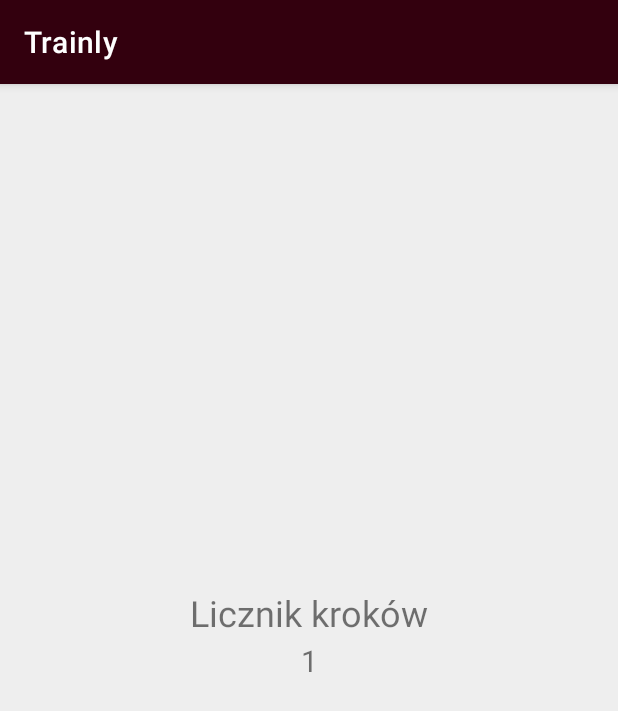
After one commit to Funiek/systemy-mobilne-projekt, an Android app: the StepCounterActivity screen opened directly, with no data from a screen before it, on a phone screen of 412 x 824 dp. The commit adds this screen. Shown: the top 711 px of the screen. Run offline under Robolectric (Android 15) with nearby library versions, the phone set to English and light mode, and no system bars.

Commit message:
dodanie licznika kroków

```diff
--- a/app/src/main/AndroidManifest.xml
+++ b/app/src/main/AndroidManifest.xml
@@ -1,8 +1,10 @@
 <?xml version="1.0" encoding="utf-8"?>
 <manifest xmlns:android="http://schemas.android.com/apk/res/android"
     package="com.example.trainingapp">
-    <uses-permission android:name="android.permission.INTERNET"/>
-    <uses-permission android:name="android.permission.CAMERA"/>
+
+    <uses-permission android:name="android.permission.INTERNET" />
+    <uses-permission android:name="android.permission.CAMERA" />
+
     <application
         android:allowBackup="true"
         android:icon="@mipmap/ic_launcher"
@@ -11,6 +13,9 @@
         android:supportsRtl="true"
         android:theme="@style/Theme.TrainingApp"
         android:usesCleartextTraffic="true">
+        <activity
+            android:name=".StepCounterActivity"
+            android:exported="false" />
         <activity
             android:name=".PullListActivity"
             android:exported="false" />
--- a/app/src/main/java/com/example/trainingapp/MainActivity.java
+++ b/app/src/main/java/com/example/trainingapp/MainActivity.java
@@ -29,6 +29,14 @@ public class MainActivity extends AppCompatActivity {
         if(id == R.id.weather){
 
             Intent intent = new Intent(MainActivity.this, WeatherActivity.class);
+            startActivity(intent);
+
+            return true;
+        }
+
+        if(id == R.id.stepCounter){
+
+            Intent intent = new Intent(MainActivity.this, StepCounterActivity.class);
             startActivity(intent);
 
             return true;
--- /dev/null
+++ b/app/src/main/java/com/example/trainingapp/StepCounterActivity.java
@@ -0,0 +1,14 @@
+package com.example.trainingapp;
+
+import androidx.appcompat.app.AppCompatActivity;
+
+import android.os.Bundle;
+
+public class StepCounterActivity extends AppCompatActivity {
+
+    @Override
+    protected void onCreate(Bundle savedInstanceState) {
+        super.onCreate(savedInstanceState);
+        setContentView(R.layout.activity_step_counter);
+    }
+}
--- /dev/null
+++ b/app/src/main/res/layout/activity_step_counter.xml
@@ -0,0 +1,35 @@
+<?xml version="1.0" encoding="utf-8"?>
+<androidx.constraintlayout.widget.ConstraintLayout xmlns:android="http://schemas.android.com/apk/res/android"
+    xmlns:app="http://schemas.android.com/apk/res-auto"
+    xmlns:tools="http://schemas.android.com/tools"
+    android:layout_width="fill_parent"
+    android:layout_height="fill_parent"
+    android:background="#EEEEEE"
+    android:orientation="vertical"
+    tools:context=".StepCounterActivity">
+
+    <TextView
+        android:id="@+id/stepConterName"
+        android:layout_width="wrap_content"
+        android:layout_height="wrap_content"
+        android:text="Licznik kroków"
+        android:textSize="24dp"
+        app:layout_constraintBottom_toBottomOf="parent"
+        app:layout_constraintEnd_toEndOf="parent"
+        app:layout_constraintHorizontal_bias="0.5"
+        app:layout_constraintStart_toStartOf="parent"
+        app:layout_constraintTop_toTopOf="parent"
+        app:layout_constraintVertical_bias="0.457" />
+
+    <TextView
+        android:id="@+id/stepCounterValue"
+        android:layout_width="wrap_content"
+        android:layout_height="wrap_content"
+        android:text="1"
+        android:textSize="20dp"
+        app:layout_constraintBottom_toBottomOf="parent"
+        app:layout_constraintEnd_toEndOf="parent"
+        app:layout_constraintHorizontal_bias="0.5"
+        app:layout_constraintStart_toStartOf="parent"
+        app:layout_constraintTop_toTopOf="parent" />
+</androidx.constraintlayout.widget.ConstraintLayout>
--- a/app/src/main/res/menu/main.xml
+++ b/app/src/main/res/menu/main.xml
@@ -8,6 +8,13 @@
         android:id="@+id/weather"
         android:orderInCategory="100"
         app:showAsAction="never"
+        />
+    <item
+        android:title="Licznik kroków"
+        android:id="@+id/stepCounter"
+        android:orderInCategory="102"
+
+
         />
     <item
         android:title="Kursy na YouTube"
@@ -29,4 +36,6 @@
 
         />
 
+
+
 </menu>
```
